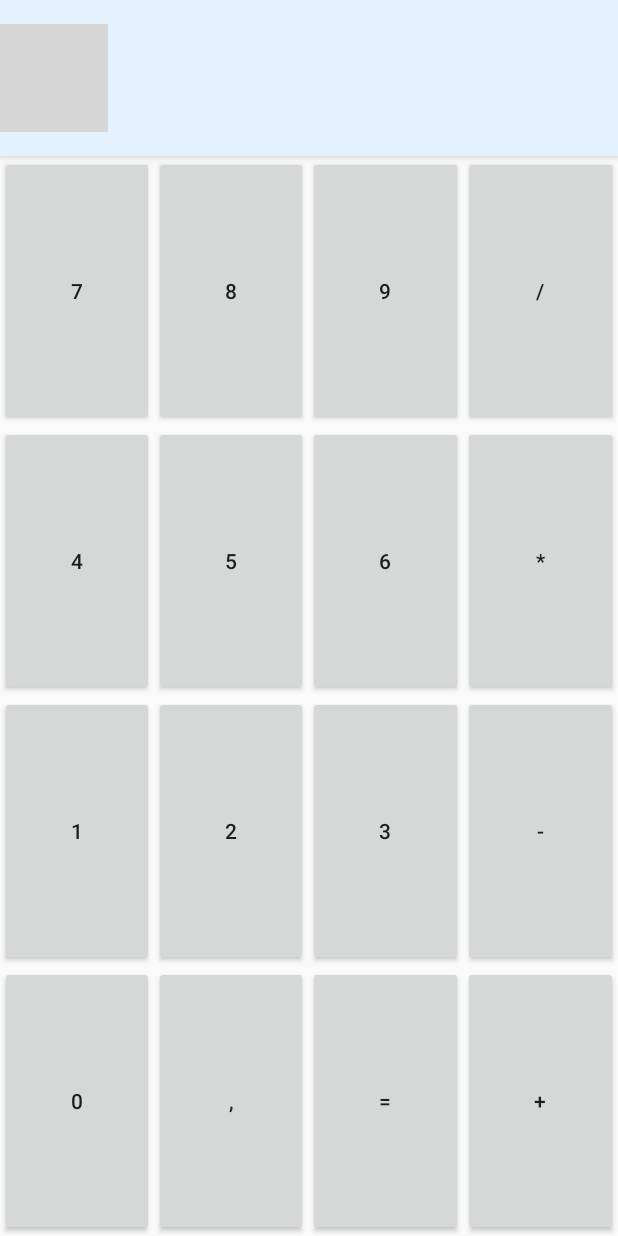
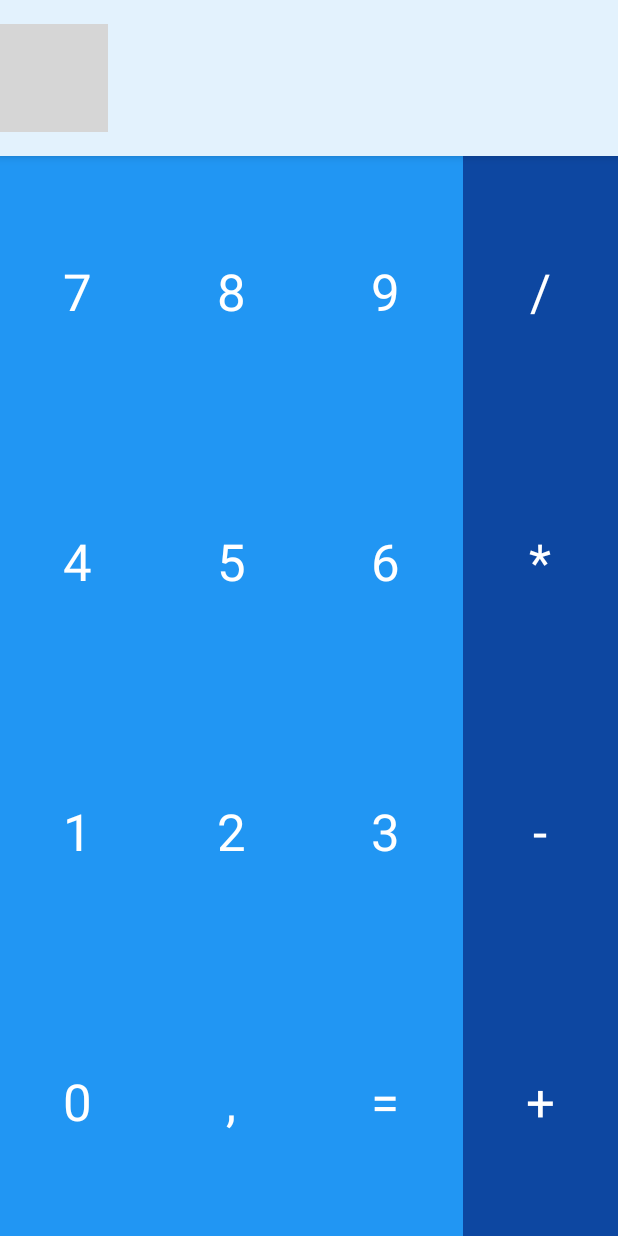
Before and after one commit to agdroid/Calculator, an Android app: the screen it shows after launch (CalculatorActivity), on a phone screen of 412 x 824 dp. Run offline under Robolectric (Android 15) with nearby library versions, the phone set to English and light mode, and no system bars; grey boxes are pictures that could not be loaded.

Commit message:
1.5. fertig

```diff
--- /dev/null
+++ b/app/src/main/res/drawable-v21/button_display.xml
@@ -0,0 +1,7 @@
+<?xml version="1.0" encoding="utf-8"?>
+<ripple xmlns:android="http://schemas.android.com/apk/res/android"
+    android:color="@color/colorAccent">
+    <item>
+        <color android:color="@android:color/transparent" />
+    </item>
+</ripple>
--- /dev/null
+++ b/app/src/main/res/drawable-v21/button_num_pad.xml
@@ -0,0 +1,7 @@
+<?xml version="1.0" encoding="utf-8"?>
+<ripple xmlns:android="http://schemas.android.com/apk/res/android"
+    android:color="@color/colorAccent">
+    <item>
+        <color android:color="@color/colorPrimary" />
+    </item>
+</ripple>
--- /dev/null
+++ b/app/src/main/res/drawable-v21/button_operation.xml
@@ -0,0 +1,6 @@
+<?xml version="1.0" encoding="utf-8"?>
+<ripple xmlns:android="http://schemas.android.com/apk/res/android" android:color="@color/colorAccent">
+    <item>
+        <color android:color="@color/colorPrimaryDark"/>
+    </item>
+</ripple>
--- /dev/null
+++ b/app/src/main/res/drawable/button_display.xml
@@ -0,0 +1,14 @@
+<?xml version="1.0" encoding="utf-8"?>
+<selector xmlns:android="http://schemas.android.com/apk/res/android">
+    <item android:state_pressed="true">
+        <shape>
+            <solid android:color="@color/colorAccent"></solid>
+        </shape>
+    </item>
+    <item>
+        <shape>
+            <solid android:color="@android:color/transparent"></solid>
+        </shape>
+    </item>
+
+</selector>
--- /dev/null
+++ b/app/src/main/res/drawable/button_num_pad.xml
@@ -0,0 +1,13 @@
+<?xml version="1.0" encoding="utf-8"?>
+<selector xmlns:android="http://schemas.android.com/apk/res/android">
+    <item android:state_pressed="true">
+        <shape>
+            <solid android:color="@color/colorAccent"></solid>
+        </shape>
+    </item>
+    <item>
+        <shape>
+            <solid android:color="@color/colorPrimary"></solid>
+        </shape>
+    </item>
+</selector>
--- /dev/null
+++ b/app/src/main/res/drawable/button_operation.xml
@@ -0,0 +1,14 @@
+<?xml version="1.0" encoding="utf-8"?>
+<selector xmlns:android="http://schemas.android.com/apk/res/android">
+    <item android:state_pressed="true">
+        <shape>
+            <solid android:color="@color/colorAccent"></solid>
+        </shape>
+    </item>
+    <item>
+        <shape>
+            <solid android:color="@color/colorPrimaryDark"></solid>
+        </shape>
+    </item>
+
+</selector>
--- a/app/src/main/res/layout/fragment_display.xml
+++ b/app/src/main/res/layout/fragment_display.xml
@@ -9,6 +9,7 @@
     tools:context="com.agdroid.calculator.DisplayFragment">
 
     <ImageButton
+        style="@style/ImageButtonDisplay"
         android:id="@+id/imb_delete"
         android:layout_width="72dp"
         android:layout_height="72dp"
@@ -16,6 +17,7 @@
         />
 
     <HorizontalScrollView
+        style="@style/ScrollViewDisplay"
         android:id="@+id/scv_display"
         android:layout_width="match_parent"
         android:layout_height="72dp"
@@ -24,6 +26,7 @@
         >
 
         <TextView
+            style="@style/TextViewDisplay"
             android:id="@+id/lbl_display"
             android:layout_width="wrap_content"
             android:layout_height="72dp"
--- a/app/src/main/res/layout/fragment_input.xml
+++ b/app/src/main/res/layout/fragment_input.xml
@@ -14,6 +14,7 @@
         >
 
         <Button
+            style="@style/ButtonNumberPad"
             android:id="@+id/btn_number_seven"
             android:layout_width="0dp"
             android:layout_height="match_parent"
@@ -22,6 +23,7 @@
             />
 
         <Button
+            style="@style/ButtonNumberPad"
             android:id="@+id/btn_number_eight"
             android:layout_width="0dp"
             android:layout_height="match_parent"
@@ -30,6 +32,7 @@
             />
 
         <Button
+            style="@style/ButtonNumberPad"
             android:id="@+id/btn_number_nine"
             android:layout_width="0dp"
             android:layout_height="match_parent"
@@ -38,6 +41,7 @@
             />
 
         <Button
+            style="@style/ButtonOperation"
             android:id="@+id/btn_operator_divide"
             android:layout_width="0dp"
             android:layout_height="match_parent"
@@ -55,6 +59,7 @@
         >
 
         <Button
+            style="@style/ButtonNumberPad"
             android:id="@+id/btn_number_four"
             android:layout_width="0dp"
             android:layout_height="match_parent"
@@ -63,6 +68,7 @@
             />
 
         <Button
+            style="@style/ButtonNumberPad"
             android:id="@+id/btn_number_five"
             android:layout_width="0dp"
             android:layout_height="match_parent"
@@ -71,6 +77,7 @@
             />
 
         <Button
+            style="@style/ButtonNumberPad"
             android:id="@+id/btn_number_six"
             android:layout_width="0dp"
             android:layout_height="match_parent"
@@ -79,6 +86,7 @@
             />
 
         <Button
+            style="@style/ButtonOperation"
             android:id="@+id/btn_operator_multiply"
             android:layout_width="0dp"
             android:layout_height="match_parent"
@@ -96,6 +104,7 @@
         >
 
         <Button
+            style="@style/ButtonNumberPad"
             android:id="@+id/btn_number_one"
             android:layout_width="0dp"
             android:layout_height="match_parent"
@@ -104,6 +113,7 @@
             />
 
         <Button
+            style="@style/ButtonNumberPad"
             android:id="@+id/btn_number_two"
             android:layout_width="0dp"
             android:layout_height="match_parent"
@@ -112,6 +122,7 @@
             />
 
         <Button
+            style="@style/ButtonNumberPad"
             android:id="@+id/btn_number_three"
             android:layout_width="0dp"
             android:layout_height="match_parent"
@@ -120,6 +131,7 @@
             />
 
         <Button
+            style="@style/ButtonOperation"
             android:id="@+id/btn_operator_subtract"
             android:layout_width="0dp"
             android:layout_height="match_parent"
@@ -137,6 +149,7 @@
         >
 
         <Button
+            style="@style/ButtonNumberPad"
             android:id="@+id/btn_number_zero"
             android:layout_width="0dp"
             android:layout_height="match_parent"
@@ -145,6 +158,7 @@
             />
 
         <Button
+            style="@style/ButtonNumberPad"
             android:id="@+id/btn_decimal"
             android:layout_width="0dp"
             android:layout_height="match_parent"
@@ -153,6 +167,7 @@
             />
 
         <Button
+            style="@style/ButtonNumberPad"
             android:id="@+id/btn_evaluate"
             android:layout_width="0dp"
             android:layout_height="match_parent"
@@ -161,6 +176,7 @@
             />
 
         <Button
+            style="@style/ButtonOperation"
             android:id="@+id/btn_operator_add"
             android:layout_width="0dp"
             android:layout_height="match_parent"
--- /dev/null
+++ b/app/src/main/res/values/styles_views.xml
@@ -0,0 +1,35 @@
+<?xml version="1.0" encoding="utf-8"?>
+<resources>
+
+    <style name="ButtonNumberPad" parent="Widget.AppCompat.Button">
+        <item name="android:textColor">@android:color/white</item>
+        <item name="android:background">@drawable/button_num_pad</item>
+        <item name="android:textSize">34sp</item>
+        <item name="android:fontFamily">sans-serif</item>
+    </style>
+
+    <style name="ButtonOperation" parent="Widget.AppCompat.Button">
+        <item name="android:textColor">@android:color/white</item>
+        <item name="android:background">@drawable/button_operation</item>
+        <item name="android:textSize">34sp</item>
+        <item name="android:fontFamily">sans-serif</item>
+    </style>
+
+    <style name="TextViewDisplay">
+        <item name="android:textSize">56sp</item>
+        <item name="android:gravity">center_vertical|right</item>
+        <item name="android:maxLines">1</item>
+        <item name="android:fontFamily">sans-serif-condensed</item>
+    </style>
+
+    <style name="ImageButtonDisplay" parent="Base.Widget.AppCompat.ImageButton">
+        <item name="android:alpha">.54</item>
+        <item name="android:background">@drawable/button_display</item>
+    </style>
+
+    <style name="ScrollViewDisplay">
+        <item name="android:paddingLeft">16dp</item>
+        <item name="android:paddingRight">16dp</item>
+    </style>
+
+</resources>
```
